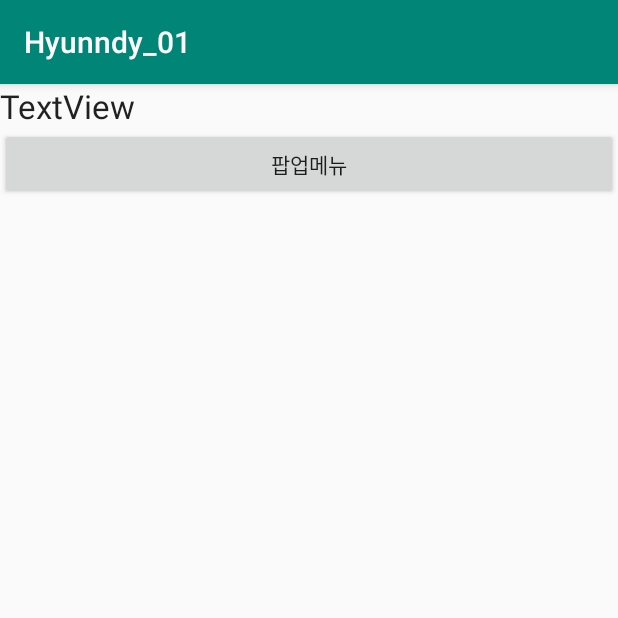
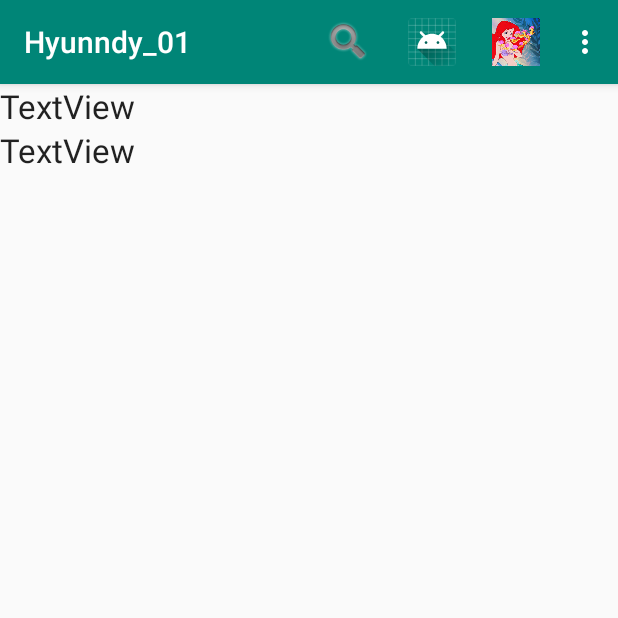
Before and after one commit to Hyunndy/Hyunndy_AndroidProject_001, an Android app: the screen it shows after launch (MainActivity), on a phone screen of 412 x 824 dp, the top half of it. Run offline under Robolectric (Android 15) with nearby library versions, the phone set to English and light mode, and no system bars.

Commit message:
for Studying ActionBar

```diff
--- a/app/src/main/res/layout/activity_main.xml
+++ b/app/src/main/res/layout/activity_main.xml
@@ -14,10 +14,11 @@
         android:text="TextView"
         android:textAppearance="@style/TextAppearance.AppCompat.Large" />
 
-    <Button
-        android:id="@+id/button"
+    <TextView
+        android:id="@+id/textView2"
         android:layout_width="match_parent"
         android:layout_height="wrap_content"
-        android:text="팝업메뉴" />
+        android:text="TextView"
+        android:textAppearance="@style/TextAppearance.AppCompat.Large" />
 
 </LinearLayout>
--- /dev/null
+++ b/app/src/main/res/menu/main_menu.xml
@@ -0,0 +1,29 @@
+<?xml version="1.0" encoding="utf-8"?>
+<menu xmlns:app="http://schemas.android.com/apk/res-auto"
+    xmlns:android="http://schemas.android.com/apk/res/android">
+
+    <item
+        android:id="@+id/tiem5"
+        android:icon="@android:drawable/ic_search_category_default"
+        android:title="슬아"
+        app:showAsAction="always|collapseActionView"
+        app:actionViewClass="android.widget.SearchView"/>
+    <item
+        android:id="@+id/item1"
+        android:icon="@drawable/off"
+        android:title="지존"
+        app:showAsAction="ifRoom" />
+    <item
+        android:id="@+id/tiem2"
+        android:icon="@mipmap/ic_launcher"
+        android:title="존예"
+        app:showAsAction="always" />
+    <item
+        android:id="@+id/tiem3"
+        android:icon="@drawable/images"
+        android:title="현지"
+        app:showAsAction="always|withText" />
+    <item
+        android:id="@+id/tiem4"
+        android:title="존못" />
+</menu>
--- a/app/src/main/res/menu/popup_menu.xml
+++ /dev/null
@@ -1,14 +0,0 @@
-<?xml version="1.0" encoding="utf-8"?>
-<menu xmlns:app="http://schemas.android.com/apk/res-auto"
-    xmlns:android="http://schemas.android.com/apk/res/android">
-
-    <item
-        android:id="@+id/item1"
-        android:title="존예" />
-    <item
-        android:id="@+id/item2"
-        android:title="지존" />
-    <item
-        android:id="@+id/item3"
-        android:title="현지" />
-</menu>
```
Also changed, not shown: app/src/main/java/com/example/hyunndy_01/MainActivity.kt (+46 -36 lines).
